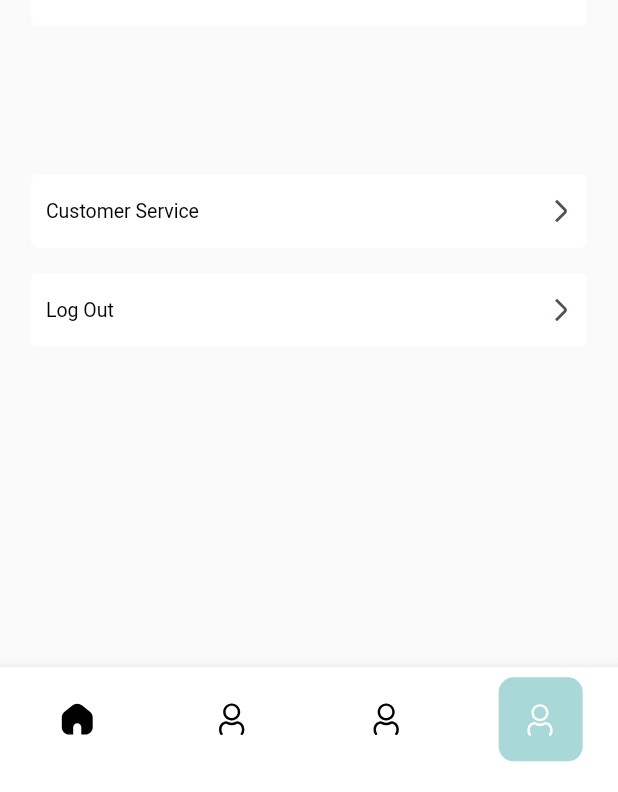
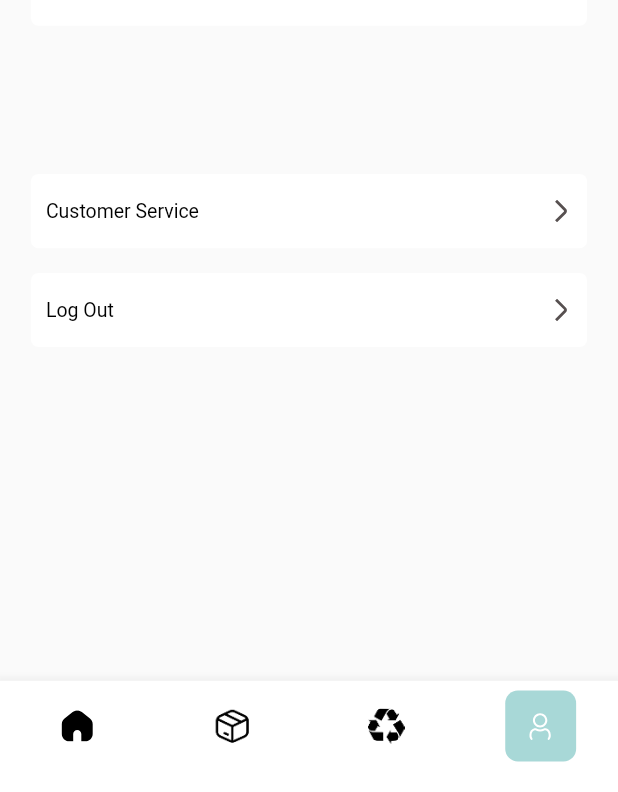
Before and after one commit to Abdelhadyelsaid/another_chance_app, a Flutter app: the LayoutScreen screen opened by its route, item 4 of the bottom bar chosen, on a phone screen of 412 x 824 dp, the part 444-1236 px from its top. Run offline on Flutter 3.47's test engine with Material 3 defaults, Android fonts, the phone set to English and light mode, and no system bars; our stand-ins replace bloc, cloud_firestore, dio, firebase_auth, firebase_core, flutter_bloc and 5 more; missing offline and left inert: number_paginator; accounts and stored records are empty; Roboto replaces fonts that are missing (Readex Pro).

Commit message:
fix home layout bar

```diff
--- a/lib/Features/Authentication/Cubit/auth_state.dart
+++ b/lib/Features/Authentication/Cubit/auth_state.dart
@@ -56,11 +56,6 @@ class VerifyOtpAtForgetPasswordSuccessState extends AuthState {
   VerifyOtpAtForgetPasswordSuccessState(this.token);
 }
 
-class ResetPasswordLoadingState extends AuthState {}
-
-class ResetPasswordErrorState extends AuthState {}
-
-class ResetPasswordSuccessState extends AuthState {}
 
 class TimerStopState extends AuthState {}
 
--- a/lib/Features/Home/View/Screens/layout_screen.dart
+++ b/lib/Features/Home/View/Screens/layout_screen.dart
@@ -4,6 +4,7 @@ import 'package:another_chance/Core/Helper/cache_helper.dart';
 import 'package:another_chance/Features/Home/cubit/home_cubit.dart';
 import 'package:flutter/material.dart';
 import 'package:flutter_bloc/flutter_bloc.dart';
+import 'package:flutter_screenutil/flutter_screenutil.dart';
 import 'package:flutter_svg/svg.dart';
 import 'package:go_router/go_router.dart';
 
@@ -39,31 +40,52 @@ class LayoutScreen extends StatelessWidget {
             items: [
               BottomNavigationBarItem(
                 icon: cubit.selectedIndex == 0
-                    ? SvgPicture.asset('assets/icons/filled_home.svg')
-                    : SvgPicture.asset('assets/icons/home.svg'),
+                    ? SvgPicture.asset(
+                        'assets/icons/filled_home.svg',
+                        width: 50.w,
+                        height: 50.w,
+                      )
+                    : SvgPicture.asset(
+                        'assets/icons/home.svg',
+                      ),
                 label: "",
               ),
               BottomNavigationBarItem(
                 icon: cubit.selectedIndex == 1
-                    ? SvgPicture.asset('assets/icons/filled_profile.svg')
-                    : SvgPicture.asset('assets/icons/profile.svg'),
+                    ? Image.asset('assets/icons/box_filled.png',
+                        width: 50.w, height: 50.w)
+                    : Image.asset('assets/icons/box.png',
+                        width: 25, height: 25),
                 label: "",
               ),
               BottomNavigationBarItem(
                 icon: cubit.selectedIndex == 2
-                    ? SvgPicture.asset('assets/icons/filled_profile.svg')
-                    : SvgPicture.asset('assets/icons/profile.svg'),
+                    ? Image.asset(
+                        'assets/icons/recycle_filled.png',
+                        width: 50.w,
+                        height: 50.w,
+                      )
+                    : Image.asset(
+                        'assets/icons/recycle.png',
+                        width: 25,
+                        height: 25,
+                      ),
                 label: "",
               ),
               BottomNavigationBarItem(
                 icon: cubit.selectedIndex == 3
-                    ? SvgPicture.asset('assets/icons/filled_profile.svg')
-                    : SvgPicture.asset('assets/icons/profile.svg'),
+                    ? SvgPicture.asset(
+                        'assets/icons/filled_profile.svg',
+                        width: 50.w,
+                        height: 50.w,
+                      )
+                    : SvgPicture.asset(
+                        'assets/icons/profile.svg',
+                        width: 25,
+                        height: 25,
+                      ),
                 label: "",
               ),
-
-
-
             ],
           ),
         );
--- a/lib/Features/Home/cubit/home_cubit.dart
+++ b/lib/Features/Home/cubit/home_cubit.dart
@@ -1,7 +1,3 @@
-import 'package:another_chance/Features/Authentication/View/Screens/Signup_screen.dart';
-import 'package:another_chance/Features/Authentication/View/Screens/forget_password_screen.dart';
-import 'package:another_chance/Features/Authentication/View/Screens/login_screen.dart';
-import 'package:another_chance/Features/Authentication/View/Screens/reset_confirm_password_screen.dart';
 import 'package:another_chance/Features/Home/View/Screens/home_screen.dart';
 import 'package:bloc/bloc.dart';
 import 'package:flutter/material.dart';
--- a/lib/routing/router.dart
+++ b/lib/routing/router.dart
@@ -10,9 +10,7 @@ import 'package:another_chance/Features/Profile/View/Screens/customerService_scr
 import 'package:another_chance/routing/routes.dart';
 import 'package:flutter/material.dart';
 import 'package:go_router/go_router.dart';
-
 import '../Features/Authentication/View/Screens/forget_password_screen.dart';
-import '../Features/Authentication/View/Screens/reset_confirm_password_screen.dart';
 import '../Features/Authentication/View/Screens/reset_password_otp_screen.dart';
 import '../Features/Profile/View/Screens/contact_screen.dart';
 
@@ -30,7 +28,6 @@ class CustomRouter {
     signupScreen,
     forgetPasswordScreen,
     forgetPasswordOTPScreen,
-    forgetPasswordNewPasswordScreen,
     layoutScreen,
     productScreen,
     accountInfoScreen,
@@ -68,12 +65,7 @@ class CustomRouter {
       builder: (context, state) {
         return const ForgetPasswordScreen();
       });
-  static final forgetPasswordNewPasswordScreen = GoRoute(
-      path: Routes.forgetPasswordNewPasswordScreen.path,
-      name: Routes.forgetPasswordNewPasswordScreen.name,
-      builder: (context, state) {
-        return ResetConfirmPasswordScreen(token:state.extra as String ,);
-      });
+
   static final layoutScreen = GoRoute(
       path: Routes.layoutScreen.path,
       name: Routes.layoutScreen.name,
```
Also changed, not shown: lib/Features/Authentication/View/Screens/reset_confirm_password_screen.dart (deleted, +0 -182 lines), lib/Features/Profile/View/Screens/profile_screen.dart (+19 -14 lines), assets/icons/box.png (added), assets/icons/box_filled.png (added), assets/icons/recycle.png (added), assets/icons/recycle_filled.png (added), assets/icons/recyle.svg (added), assets/images/collection.png (added), assets/images/creation.png (added), assets/images/sorting.png (added), assets/images/transformation.png (added).
